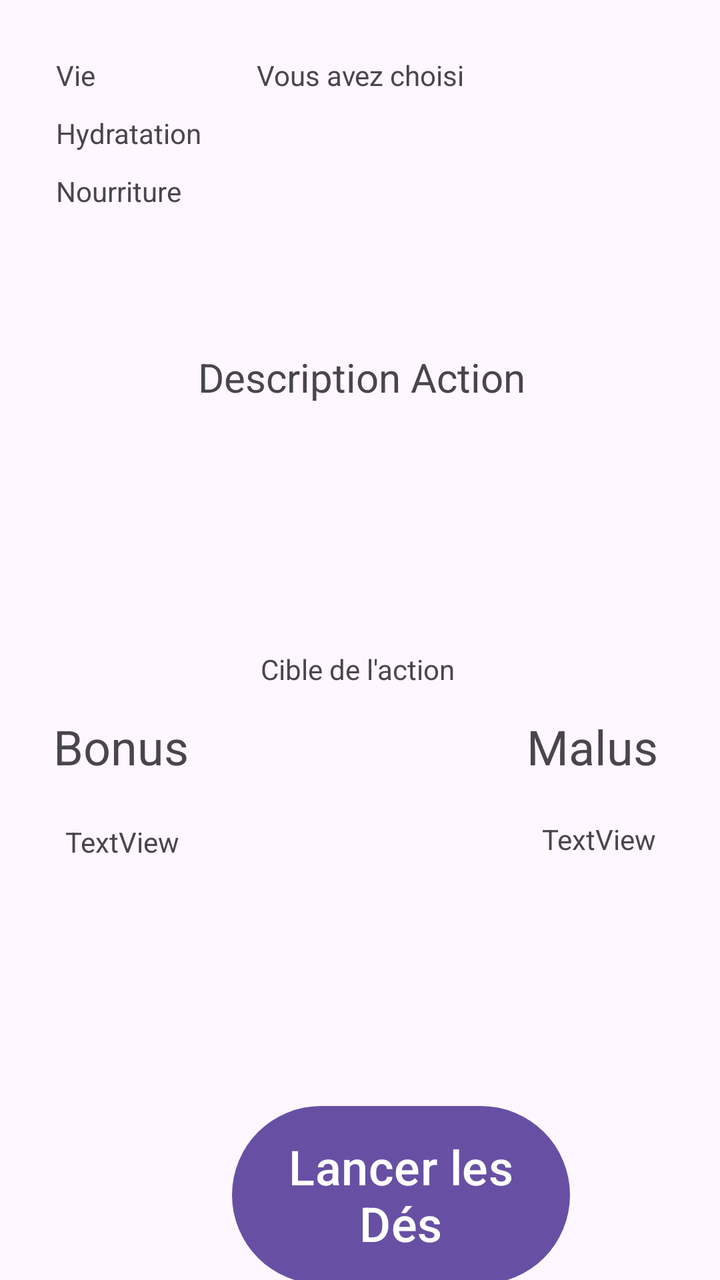
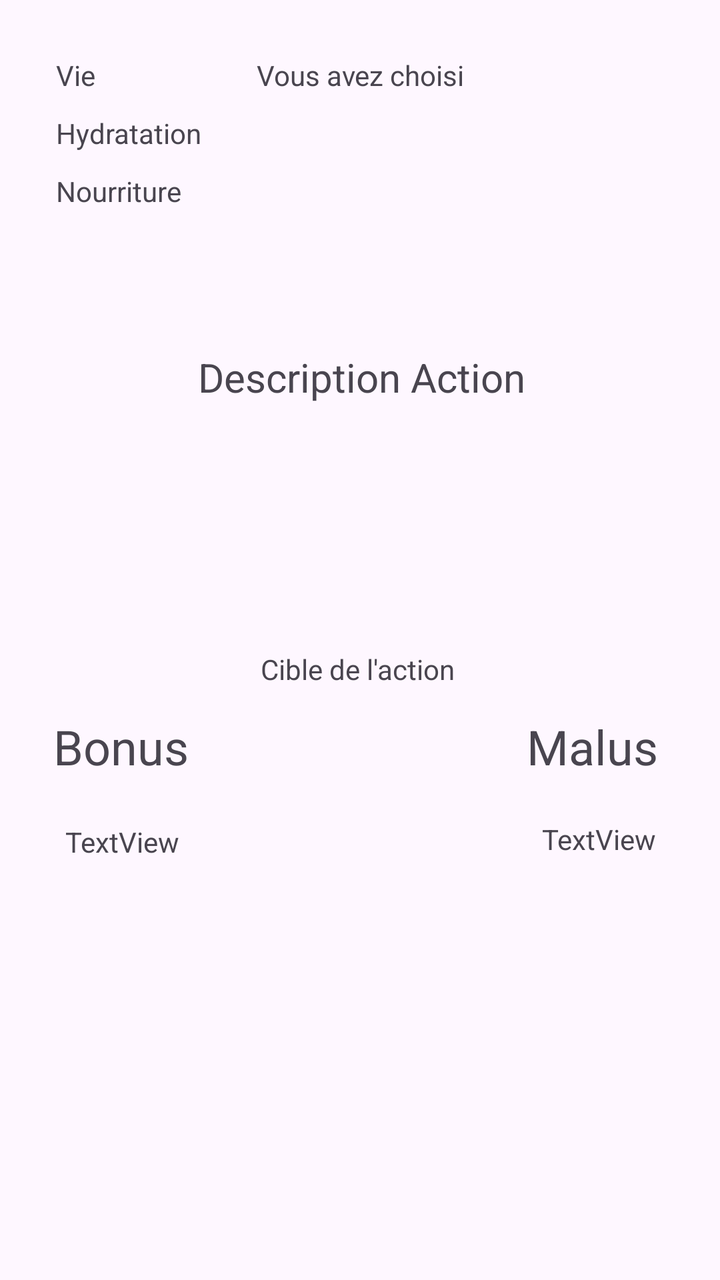

An Android layout rendered at two revisions. The XML below is the earlier revision; the diff shows what the commit changed to produce the second picture.
<!-- AndroidManifest.xml: application theme Theme.Apocalypse -->
<!-- res/layout/action_view.xml -->
<?xml version="1.0" encoding="utf-8"?>
<androidx.constraintlayout.widget.ConstraintLayout xmlns:android="http://schemas.android.com/apk/res/android"
    xmlns:app="http://schemas.android.com/apk/res-auto"
    xmlns:tools="http://schemas.android.com/tools"
    android:id="@+id/actionview"
    android:layout_width="match_parent"
    android:layout_height="match_parent">

    <TextView
        android:id="@+id/tvPtsVie2"
        android:layout_width="wrap_content"
        android:layout_height="wrap_content"
        android:layout_marginStart="28dp"
        android:layout_marginTop="28dp"
        android:text="Vie"
        app:layout_constraintStart_toStartOf="parent"
        app:layout_constraintTop_toTopOf="parent" />

    <TextView
        android:id="@+id/tvPtsHydra2"
        android:layout_width="wrap_content"
        android:layout_height="wrap_content"
        android:layout_marginTop="10dp"
        android:text="Hydratation"
        app:layout_constraintStart_toStartOf="@+id/tvPtsVie2"
        app:layout_constraintTop_toBottomOf="@+id/tvPtsVie2" />

    <TextView
        android:id="@+id/tvPtsSasiete2"
        android:layout_width="wrap_content"
        android:layout_height="wrap_content"
        android:layout_marginTop="10dp"
        android:text="Nourriture"
        app:layout_constraintStart_toStartOf="@+id/tvPtsHydra2"
        app:layout_constraintTop_toBottomOf="@+id/tvPtsHydra2" />

    <Button
        android:id="@+id/buttonLancerDes"
        android:layout_width="169dp"
        android:layout_height="97dp"
        android:layout_marginStart="116dp"
        android:layout_marginTop="280dp"
        android:text="Lancer les Dés"
        android:textSize="24sp"
        app:layout_constraintStart_toStartOf="parent"
        app:layout_constraintTop_toBottomOf="@+id/tvDescriptionAction" />

    <TextView
        android:id="@+id/tvChoixCarteBonus"
        android:layout_width="220dp"
        android:layout_height="63dp"
        android:layout_marginTop="28dp"
        android:text="Vous avez choisi "
        app:layout_constraintEnd_toEndOf="parent"
        app:layout_constraintHorizontal_bias="0.916"
        app:layout_constraintStart_toStartOf="parent"
        app:layout_constraintTop_toTopOf="parent" />

    <androidx.constraintlayout.widget.Guideline
        android:id="@+id/guideline2"
        android:layout_width="wrap_content"
        android:layout_height="wrap_content" />

    <TextView
        android:id="@+id/tvDescriptionAction"
        android:layout_width="364dp"
        android:layout_height="94dp"
        android:layout_marginTop="70dp"
        android:text="Description Action"
        android:textAlignment="center"
        android:textSize="20sp"
        app:layout_constraintEnd_toEndOf="parent"
        app:layout_constraintHorizontal_bias="0.489"
        app:layout_constraintStart_toStartOf="parent"
        app:layout_constraintTop_toBottomOf="@+id/tvPtsSasiete2" />

    <TextView
        android:id="@+id/tvCible"
        android:layout_width="wrap_content"
        android:layout_height="wrap_content"
        android:layout_marginTop="56dp"
        android:text="Cible de l'action"
        app:layout_constraintEnd_toEndOf="parent"
        app:layout_constraintHorizontal_bias="0.495"
        app:layout_constraintStart_toStartOf="parent"
        app:layout_constraintTop_toBottomOf="@+id/tvDescriptionAction" />

    <TextView
        android:id="@+id/textView"
        android:layout_width="wrap_content"
        android:layout_height="wrap_content"
        android:layout_marginTop="32dp"
        android:layout_marginEnd="36dp"
        android:text="Bonus"
        android:textSize="24sp"
        app:layout_constraintEnd_toStartOf="@+id/tvCible"
        app:layout_constraintTop_toTopOf="@+id/tvCible" />

    <TextView
        android:id="@+id/tvMalusAction"
        android:layout_width="72dp"
        android:layout_height="31dp"
        android:layout_marginStart="36dp"
        android:layout_marginTop="32dp"
        android:text="Malus"
        android:textSize="24sp"
        app:layout_constraintStart_toEndOf="@+id/tvCible"
        app:layout_constraintTop_toTopOf="@+id/tvCible" />

    <TextView
        android:id="@+id/tvModificateurBonus"
        android:layout_width="144dp"
        android:layout_height="78dp"
        android:layout_marginTop="22dp"
        android:text="TextView"
        android:textAlignment="center"
        app:layout_constraintEnd_toEndOf="@+id/textView"
        app:layout_constraintStart_toStartOf="@+id/textView"
        app:layout_constraintTop_toBottomOf="@+id/textView" />

    <TextView
        android:id="@+id/tvModificateurMalus"
        android:layout_width="144dp"
        android:layout_height="78dp"
        android:layout_marginTop="22dp"
        android:text="TextView"
        android:textAlignment="center"
        app:layout_constraintEnd_toEndOf="@+id/tvMalusAction"
        app:layout_constraintStart_toStartOf="@+id/tvMalusAction"
        app:layout_constraintTop_toBottomOf="@+id/tvMalusAction" />
</androidx.constraintlayout.widget.ConstraintLayout>
<!-- resources referenced by this layout -->
<resources>
  <style name="Theme.Apocalypse" parent="Base.Theme.Apocalypse" />
  <style name="Base.Theme.Apocalypse" parent="Theme.Material3.DayNight.NoActionBar">
          
          
      </style>
</resources>

<!-- the commit's change to res/layout/action_view.xml (unified diff, before → after) -->
@@ -38,10 +38,11 @@
         android:id="@+id/buttonLancerDes"
         android:layout_width="169dp"
         android:layout_height="97dp"
-        android:layout_marginStart="116dp"
-        android:layout_marginTop="280dp"
+        android:layout_marginStart="120dp"
+        android:layout_marginTop="348dp"
         android:text="Lancer les Dés"
         android:textSize="24sp"
+        android:visibility="gone"
         app:layout_constraintStart_toStartOf="parent"
         app:layout_constraintTop_toBottomOf="@+id/tvDescriptionAction" />
 
